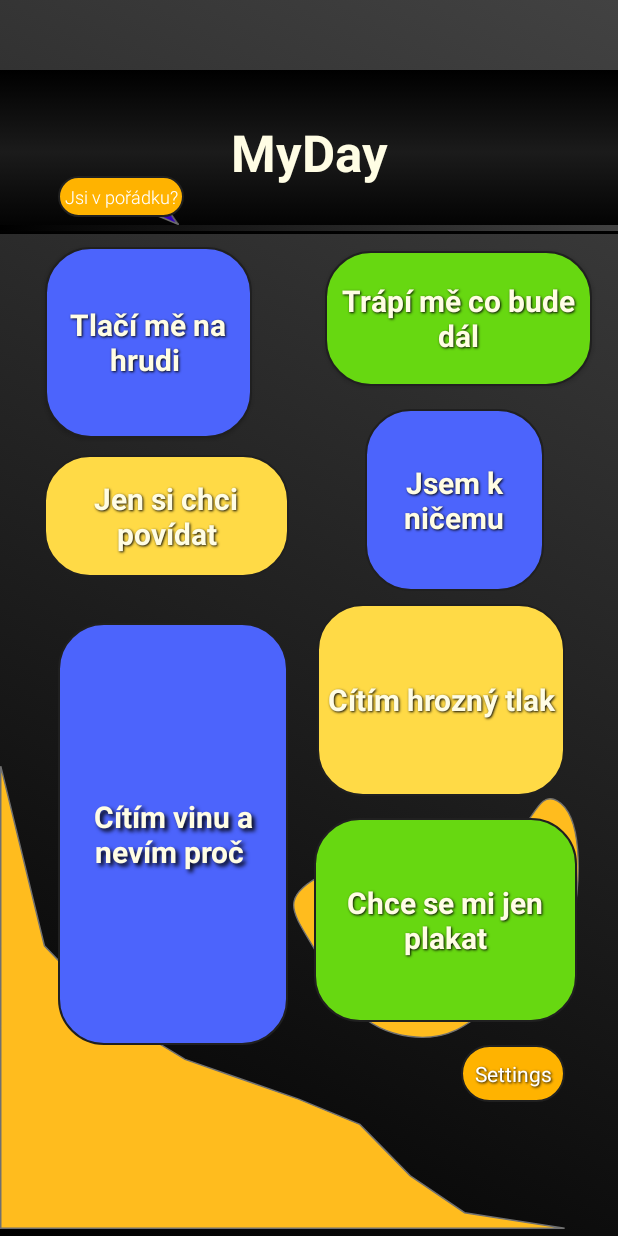
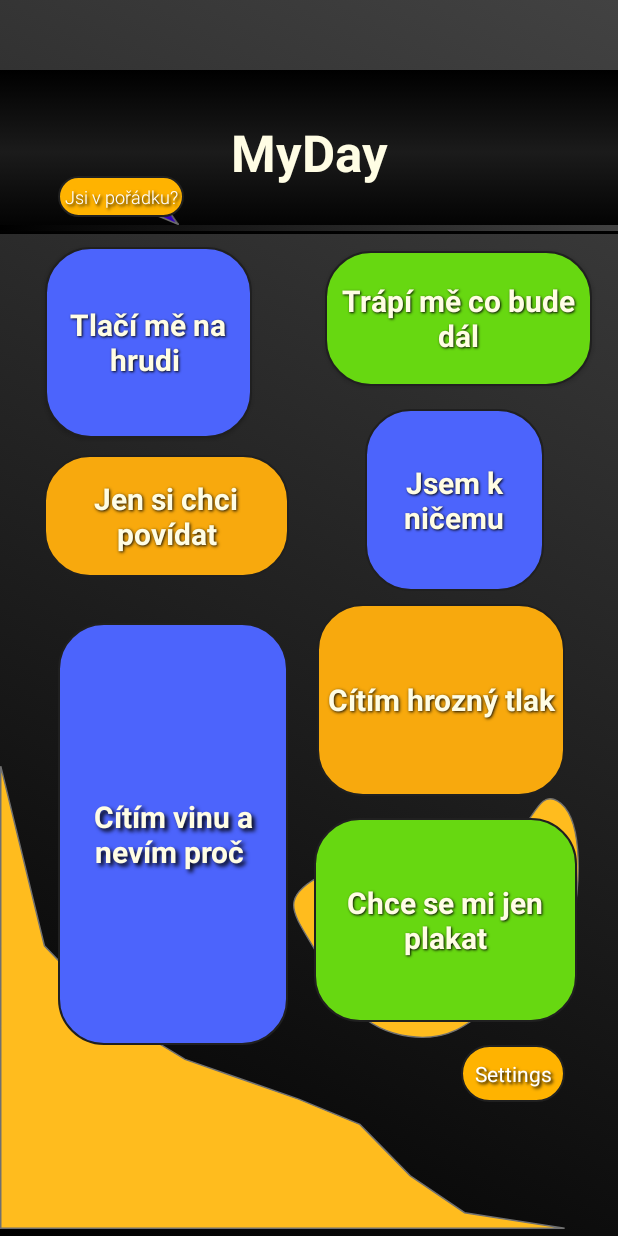
Before and after one commit to martanmatej/MyDay, an Android app: the screen it shows after launch (MainActivity), on a phone screen of 412 x 824 dp. Run offline under Robolectric (Android 15) with nearby library versions, the phone set to English and light mode, and no system bars.

Commit message:
Úprava URL

```diff
--- a/app/src/main/java/com/example/mainscreen/SettingsActivity.java
+++ b/app/src/main/java/com/example/mainscreen/SettingsActivity.java
@@ -52,7 +52,7 @@ public class SettingsActivity extends AppCompatActivity {
         button11.setOnClickListener(new View.OnClickListener() {
             @Override
             public void onClick(View v) {
-                openUrl("http://www.myday.tode.cz");
+                openUrl("https://mydayandroid.tode.cz/");
             }
         });
     }
--- a/app/src/main/res/drawable/darkershadow.xml
+++ b/app/src/main/res/drawable/darkershadow.xml
@@ -2,7 +2,7 @@
 <selector xmlns:android="http://schemas.android.com/apk/res/android">
     <item>
         <shape android:shape="rectangle">
-            <solid android:color="#FFDA46"/>
+            <solid android:color="#F8A90D"/>
             <corners android:radius="30dp"/>
             <stroke android:color="#202020" android:width="1dp"/>
 
--- a/app/src/main/res/layout/activity_main.xml
+++ b/app/src/main/res/layout/activity_main.xml
@@ -187,7 +187,7 @@
         android:shadowColor="#050505"
         android:shadowDx="1"
         android:shadowDy="1"
-        android:shadowRadius="1.5"
+        android:shadowRadius="2"
         android:text="Jen si chci povídat"
         android:textAlignment="center"
         android:textAllCaps="false"
@@ -217,7 +217,7 @@
         android:shadowColor="#050505"
         android:shadowDx="1"
         android:shadowDy="1"
-        android:shadowRadius="1.5"
+        android:shadowRadius="2"
         android:text="Cítím hrozný tlak"
         android:textAlignment="center"
         android:textAllCaps="false"
@@ -292,6 +292,7 @@
         android:shadowColor="#000000"
         android:shadowDx="2"
         android:shadowDy="2"
+        android:shadowRadius="2"
         android:text="Jsi v pořádku?"
         android:textColor="#FFFFFF"
         android:textSize="12sp"
@@ -323,9 +324,9 @@
         android:clickable="true"
         android:gravity="center"
         android:shadowColor="#050505"
-        android:shadowDx="1"
-        android:shadowDy="1"
-        android:shadowRadius="1.5"
+        android:shadowDx="2"
+        android:shadowDy="2"
+        android:shadowRadius="2"
         android:text="Settings"
         android:textAlignment="center"
         android:textAllCaps="false"
```
